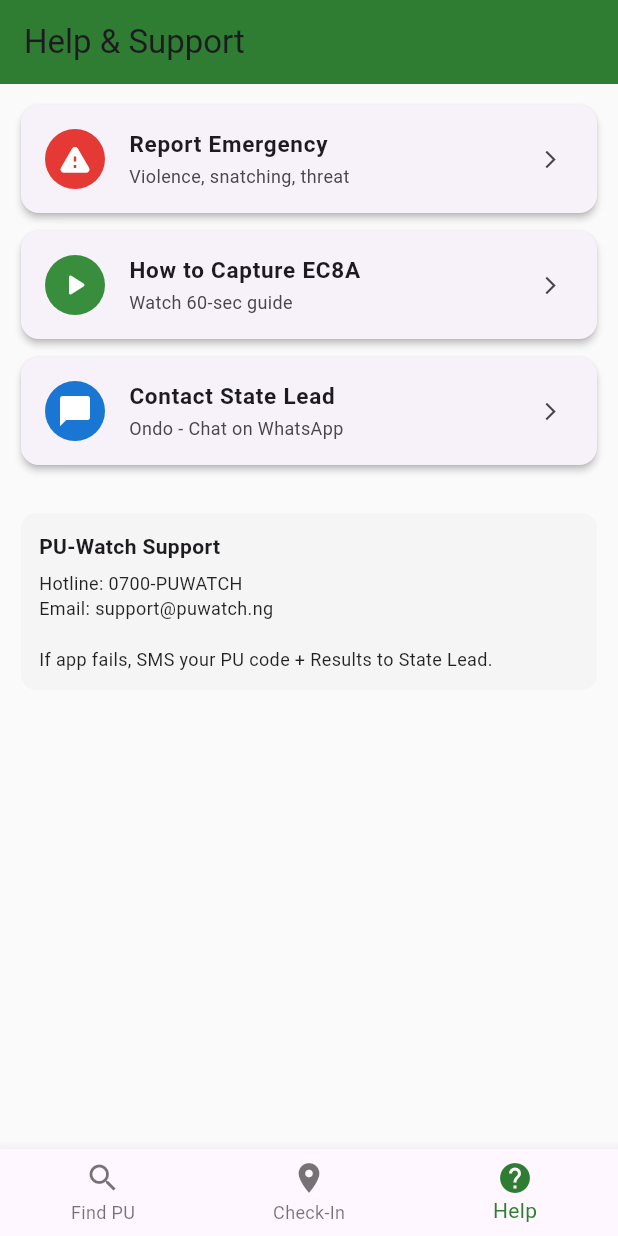
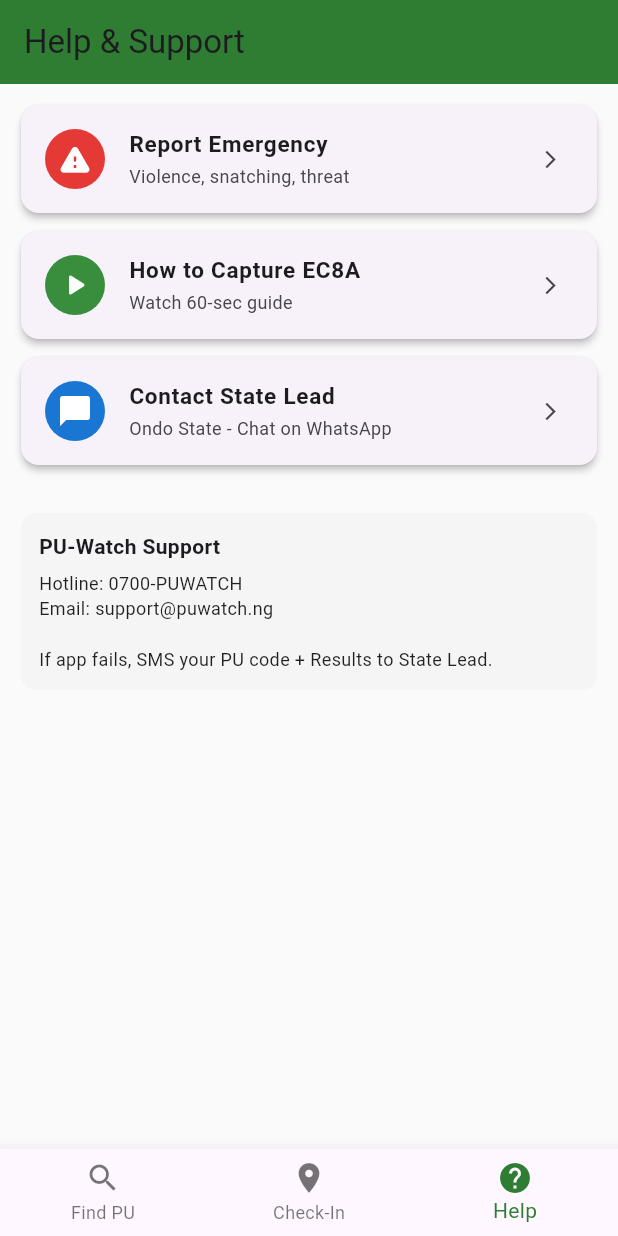
Before and after one commit to Emma-123-maker/pu-watch, a Flutter app: the screen it shows after launch, item 3 of the bottom bar chosen, on a phone screen of 412 x 824 dp. Run offline on Flutter 3.47's test engine with Material 3 defaults, Android fonts, the phone set to English and light mode, and no system bars; our stand-ins replace connectivity_plus, flutter_map, geolocator, hive_flutter, image_picker, latlong2; accounts and stored records are empty.

Commit message:
Update state name from 'Ondo' to 'Ondo State'

```diff
--- a/pu-watch/lib/screens/help_support_screen.dart
+++ b/pu-watch/lib/screens/help_support_screen.dart
@@ -8,7 +8,7 @@
 
   // Change this to your real state lead number
   final String stateLeadNumber = "2348066316416"; // 234 format, no +
-  final String stateName = "Ondo";
+  final String stateName = "Ondo State";
 
   Future<void> openWhatsApp(BuildContext context) async {
     final text = Uri.encodeComponent("Hello State Lead, I need help at PU. My location: Akwa Ibom. Issue: ");
```
